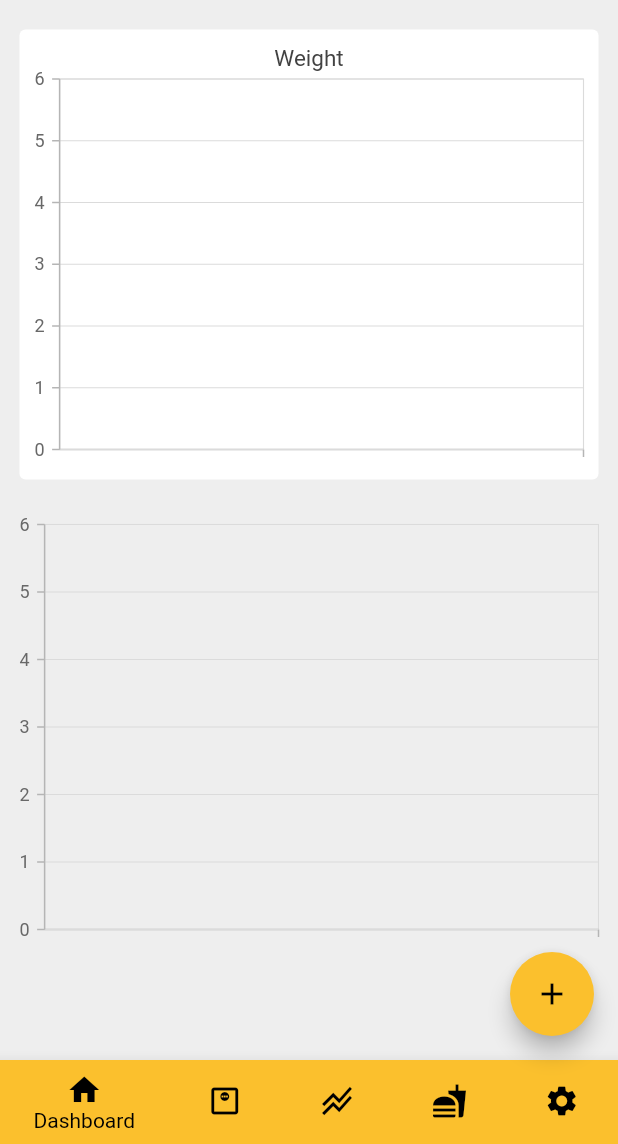
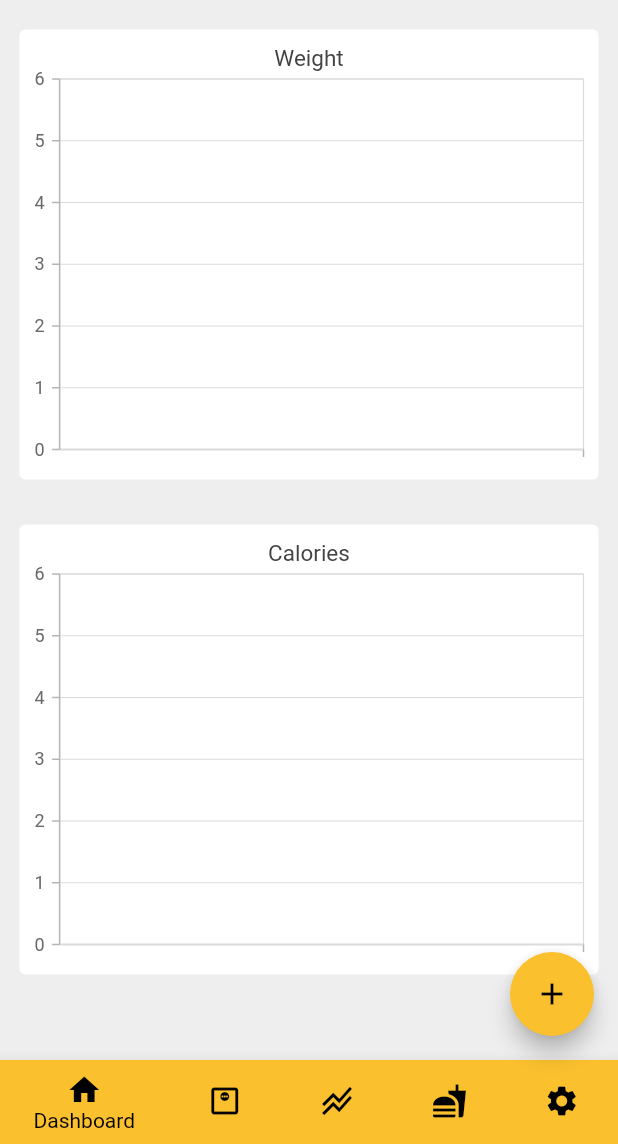
Before and after one commit to Harry-Edge/trackit-flutter, a Flutter app: the screen it shows after launch, on a phone screen of 412 x 824 dp, the part 92-1236 px from its top. Run offline on Flutter 3.47's test engine with Material 2 defaults, Android fonts, the phone set to English and light mode, and no system bars; our stand-ins replace flutter_spinkit, sqflite, syncfusion_flutter_charts; accounts and stored records are empty.

Commit message:
calorie chart in seperate class

```diff
--- /dev/null
+++ b/lib/components/calorie_chart.dart
@@ -0,0 +1,73 @@
+import 'package:flutter/material.dart';
+import 'package:intl/intl.dart';
+import 'package:syncfusion_flutter_charts/charts.dart';
+
+class CalorieChart extends StatefulWidget {
+
+  List<Map> calorieData;
+
+  CalorieChart({Key? key, required this.calorieData}) : super(key: key);
+
+  @override
+  _CalorieChartState createState() => _CalorieChartState();
+}
+
+class _CalorieChartState extends State<CalorieChart> {
+
+  List<CalorieData> _mapCalorieData = [];
+
+  @override
+  void initState()  {
+    super.initState();
+    _parseData();
+  }
+
+  void _parseData() {
+    setState(() {
+      for (var weight in widget.calorieData){
+
+        var parsedDate = DateTime.parse(weight['date_inputted']);
+        final DateFormat formatter = DateFormat('dd-MM');
+        final String formatted = formatter.format(parsedDate);
+
+        _mapCalorieData.add(
+            CalorieData(
+                formatted,
+                weight['inputted_calories']));
+      }
+    });
+  }
+
+  @override
+  Widget build(BuildContext context) {
+    return  Card(
+      elevation: 0,
+      color: Colors.white,
+      margin: const EdgeInsets.all(10),
+      child: SfCartesianChart(
+        // Initialize category axis
+          primaryXAxis: CategoryAxis(),
+          title: ChartTitle(text: 'Calories'),
+          tooltipBehavior: TooltipBehavior( enable: true),
+          series: <LineSeries<CalorieData, String>>[
+            LineSeries<CalorieData, String>(
+              // Bind data source
+                dataSource:  _mapCalorieData,
+                xValueMapper: (CalorieData calories, _) => calories.date,
+                yValueMapper: (CalorieData calories, _) => calories.calories,
+                dataLabelSettings: const DataLabelSettings(isVisible: true),
+                markerSettings: const MarkerSettings(
+                    borderWidth: 3,
+                    borderColor: Colors.red)
+            )
+          ]
+      ),
+    );
+  }
+}
+
+class CalorieData {
+  CalorieData(this.date, this.calories);
+  final double calories;
+  final String date;
+}
--- a/lib/components/weight_chart.dart
+++ b/lib/components/weight_chart.dart
@@ -1,6 +1,5 @@
 import 'package:flutter/material.dart';
 import 'package:intl/intl.dart';
-import 'package:track_it/db_functions/db_functions.dart';
 import 'package:syncfusion_flutter_charts/charts.dart';
 
 
--- a/lib/screens/dashboard.dart
+++ b/lib/screens/dashboard.dart
@@ -3,6 +3,8 @@ import 'package:intl/intl.dart';
 import 'package:track_it/db_functions/db_functions.dart';
 import 'package:syncfusion_flutter_charts/charts.dart';
 import 'package:track_it/components/weight_chart.dart';
+import 'package:track_it/components/calorie_chart.dart';
+
 
 class DashboardScreen extends StatefulWidget {
   const DashboardScreen({Key? key}) : super(key: key);
@@ -14,7 +16,7 @@ class DashboardScreen extends StatefulWidget {
 class _DashboardScreenState extends State<DashboardScreen> {
 
   List<Map> ? _weightData;
-  List<Map> _calorieData = [];
+  List<Map> ? _calorieData;
   bool _isLoading = true;
 
   final List<WeightData> _mapWeightData = [];
@@ -41,7 +43,7 @@ class _DashboardScreenState extends State<DashboardScreen> {
                 weight['inputted_weight']));
       }
 
-      for (var calorie in _calorieData){
+      for (var calorie in _calorieData!){
         var parsedDate = DateTime.parse(calorie['date_inputted']);
         final DateFormat formatter = DateFormat('dd-MM-yyyy');
         final String formatted = formatter.format(parsedDate);
@@ -92,19 +94,7 @@ class _DashboardScreenState extends State<DashboardScreen> {
             const SizedBox(height: 10.0),
             WeightChart(weightData: _weightData!),
             const SizedBox(height: 10.0),
-            SfCartesianChart(
-              // Initialize category axis
-                primaryXAxis: CategoryAxis(),
-
-                series: <LineSeries<CalorieData, String>>[
-                  LineSeries<CalorieData, String>(
-                    // Bind data source
-                      dataSource:  _mapCalorieData,
-                      xValueMapper: (CalorieData calorie, _) => calorie.date,
-                      yValueMapper: (CalorieData calorie, _) => calorie.calories
-                  )
-                ]
-            ),
+            CalorieChart(calorieData: _calorieData!),
             const SizedBox(height: 10.0),
             ListView.builder(
                 shrinkWrap: true,
```
